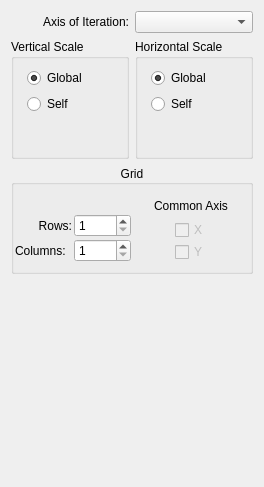
First picture: the form in code/plotms/GuiTabs/PlotMSIterateTab.ui, repository radio-astro/casa, before the edit.
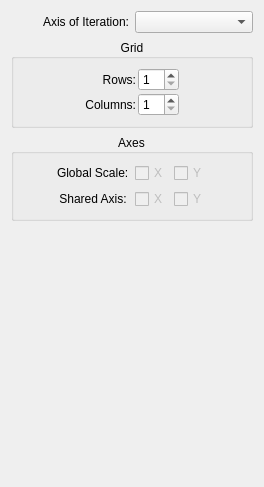
Second picture: the form after the edit.

Commit message: New Development: Yes/No             JIRA Issue: No.         Ready for Test: Yes      Interface Changes: Yes What Interface Changed: Support for external axis          Test Programs: List test programs   Put in Release Notes: No              Module(s): Plotms            Description: Fix of many C++ compiler warnings.  Preliminary work on common axes.

The edit to the form file:
```diff
--- a/code/plotms/GuiTabs/PlotMSIterateTab.ui
+++ b/code/plotms/GuiTabs/PlotMSIterateTab.ui
@@ -13,7 +13,7 @@
   <property name="windowTitle">
    <string>Form</string>
   </property>
-  <layout class="QVBoxLayout" name="verticalLayout_3">
+  <layout class="QVBoxLayout" name="verticalLayout">
    <item>
     <layout class="QHBoxLayout" name="horizontalLayout">
      <item>
@@ -38,124 +38,6 @@
      </item>
     </layout>
    </item>
-   <item>
-    <layout class="QHBoxLayout" name="horizontalLayout_2">
-     <item>
-      <widget class="QGroupBox" name="VertAxisSharingGroup">
-       <property name="enabled">
-        <bool>true</bool>
-       </property>
-       <property name="minimumSize">
-        <size>
-         <width>100</width>
-         <height>120</height>
-        </size>
-       </property>
-       <property name="toolTip">
-        <string>&lt;html&gt;&lt;head&gt;&lt;meta name=&quot;qrichtext&quot; content=&quot;1&quot; /&gt;&lt;style type=&quot;text/css&quot;&gt;
-p, li { white-space: pre-wrap; }
-&lt;/style&gt;&lt;/head&gt;&lt;body style=&quot; font-family:'Sans Serif'; font-size:9pt; font-weight:400; font-style:normal;&quot;&gt;
-&lt;p style=&quot; margin-top:0px; margin-bottom:0px; margin-left:0px; margin-right:0px; -qt-block-indent:0; text-indent:0px;&quot;&gt;Where to draw vertical axis tic marks - once on  the left for whole row, for each plot, ...&lt;/p&gt;&lt;/body&gt;&lt;/html&gt;</string>
-       </property>
-       <property name="title">
-        <string>Vertical Scale</string>
-       </property>
-       <layout class="QFormLayout" name="formLayout">
-        <item row="0" column="0">
-         <layout class="QVBoxLayout">
-          <property name="leftMargin">
-           <number>4</number>
-          </property>
-          <property name="bottomMargin">
-           <number>4</number>
-          </property>
-          <item>
-           <widget class="QRadioButton" name="VertAxisRadio_common">
-            <property name="enabled">
-             <bool>true</bool>
-            </property>
-            <property name="text">
-             <string>Global</string>
-            </property>
-            <property name="checked">
-             <bool>true</bool>
-            </property>
-            <property name="autoRepeat">
-             <bool>false</bool>
-            </property>
-           </widget>
-          </item>
-          <item>
-           <widget class="QRadioButton" name="VertAxisRadio_indiv">
-            <property name="enabled">
-             <bool>true</bool>
-            </property>
-            <property name="text">
-             <string>Self</string>
-            </property>
-           </widget>
-          </item>
-         </layout>
-        </item>
-       </layout>
-      </widget>
-     </item>
-     <item>
-      <widget class="QGroupBox" name="HorizAxisSharingGroup">
-       <property name="enabled">
-        <bool>true</bool>
-       </property>
-       <property name="minimumSize">
-        <size>
-         <width>100</width>
-         <height>120</height>
-        </size>
-       </property>
-       <property name="toolTip">
-        <string>&lt;html&gt;&lt;head&gt;&lt;meta name=&quot;qrichtext&quot; content=&quot;1&quot; /&gt;&lt;style type=&quot;text/css&quot;&gt;
-p, li { white-space: pre-wrap; }
-&lt;/style&gt;&lt;/head&gt;&lt;body style=&quot; font-family:'Sans Serif'; font-size:9pt; font-weight:400; font-style:normal;&quot;&gt;
-&lt;p style=&quot; margin-top:0px; margin-bottom:0px; margin-left:0px; margin-right:0px; -qt-block-indent:0; text-indent:0px;&quot;&gt;Where to draw horizontal axis tic marks - once on  the left for whole row, for each plot, ...&lt;/p&gt;&lt;/body&gt;&lt;/html&gt;</string>
-       </property>
-       <property name="title">
-        <string>Horizontal Scale</string>
-       </property>
-       <layout class="QFormLayout" name="formLayout_2">
-        <item row="0" column="0">
-         <layout class="QVBoxLayout">
-          <property name="leftMargin">
-           <number>4</number>
-          </property>
-          <item>
-           <widget class="QRadioButton" name="HorizAxisRadio_common">
-            <property name="text">
-             <string>Global</string>
-            </property>
-            <property name="checked">
-             <bool>true</bool>
-            </property>
-            <property name="autoRepeat">
-             <bool>false</bool>
-            </property>
-           </widget>
-          </item>
-          <item>
-           <widget class="QRadioButton" name="HorizAxisRadio_indiv">
-            <property name="enabled">
-             <bool>true</bool>
-            </property>
-            <property name="text">
-             <string>Self</string>
-            </property>
-           </widget>
-          </item>
-         </layout>
-        </item>
-       </layout>
-      </widget>
-     </item>
-    </layout>
-   </item>
    <item>
     <widget class="QGroupBox" name="gridGroupBox">
      <property name="title">
@@ -174,21 +56,21 @@
       <property name="rightMargin">
        <number>1</number>
       </property>
+      <item>
+       <spacer name="horizontalSpacer">
+        <property name="orientation">
+         <enum>Qt::Horizontal</enum>
+        </property>
+        <property name="sizeHint" stdset="0">
+         <size>
+          <width>40</width>
+          <height>20</height>
+         </size>
+        </property>
+       </spacer>
+      </item>
       <item>
        <layout class="QVBoxLayout" name="verticalLayout_2">
-        <item>
-         <spacer name="horizontalSpacer_2">
-          <property name="orientation">
-           <enum>Qt::Horizontal</enum>
-          </property>
-          <property name="sizeHint" stdset="0">
-           <size>
-            <width>40</width>
-            <height>20</height>
-           </size>
-          </property>
-         </spacer>
-        </item>
         <item>
          <layout class="QGridLayout" name="gridLayout">
           <item row="0" column="0">
@@ -234,6 +116,9 @@
             <property name="text">
              <string>Columns:</string>
             </property>
+            <property name="alignment">
+             <set>Qt::AlignRight|Qt::AlignTrailing|Qt::AlignVCenter</set>
+            </property>
            </widget>
           </item>
           <item row="1" column="1">
@@ -263,105 +148,123 @@
        </layout>
       </item>
       <item>
-       <layout class="QVBoxLayout" name="verticalLayout">
-        <item>
+       <spacer name="horizontalSpacer_2">
+        <property name="orientation">
+         <enum>Qt::Horizontal</enum>
+        </property>
+        <property name="sizeHint" stdset="0">
+         <size>
+          <width>40</width>
+          <height>20</height>
+         </size>
+        </property>
+       </spacer>
+      </item>
+     </layout>
+    </widget>
+   </item>
+   <item>
+    <widget class="QGroupBox" name="axisGroup">
+     <property name="title">
+      <string>Axes</string>
+     </property>
+     <property name="alignment">
+      <set>Qt::AlignCenter</set>
+     </property>
+     <layout class="QHBoxLayout" name="horizontalLayout_2">
+      <item>
+       <spacer name="horizontalSpacer_3">
+        <property name="orientation">
+         <enum>Qt::Horizontal</enum>
+        </property>
+        <property name="sizeHint" stdset="0">
+         <size>
+          <width>40</width>
+          <height>20</height>
+         </size>
+        </property>
+       </spacer>
+      </item>
+      <item>
+       <layout class="QGridLayout" name="gridLayout_2">
+        <item row="0" column="0">
+         <widget class="QLabel" name="globalAxisLabel">
+          <property name="text">
+           <string>Global Scale:</string>
+          </property>
+         </widget>
+        </item>
+        <item row="0" column="1">
+         <widget class="QCheckBox" name="globalXCheck">
+          <property name="enabled">
+           <bool>false</bool>
+          </property>
+          <property name="text">
+           <string>X</string>
+          </property>
+         </widget>
+        </item>
+        <item row="0" column="2">
+         <widget class="QCheckBox" name="globalYCheck">
+          <property name="enabled">
+           <bool>false</bool>
+          </property>
+          <property name="text">
+           <string>Y</string>
+          </property>
+         </widget>
+        </item>
+        <item row="1" column="0">
          <widget class="QLabel" name="commonAxisLabel">
           <property name="text">
-           <string>Common Axis</string>
+           <string>Shared Axis:</string>
           </property>
           <property name="alignment">
            <set>Qt::AlignCenter</set>
           </property>
          </widget>
         </item>
-        <item>
-         <layout class="QHBoxLayout" name="horizontalLayout_5">
-          <item>
-           <spacer name="horizontalSpacer">
-            <property name="orientation">
-             <enum>Qt::Horizontal</enum>
-            </property>
-            <property name="sizeHint" stdset="0">
-             <size>
-              <width>13</width>
-              <height>20</height>
-             </size>
-            </property>
-           </spacer>
-          </item>
-          <item>
-           <widget class="QCheckBox" name="sharedXCheck">
-            <property name="enabled">
-             <bool>false</bool>
-            </property>
-            <property name="toolTip">
-             <string>Indicate if multiple plots should use a common x-axis.</string>
-            </property>
-            <property name="text">
-             <string>X</string>
-            </property>
-           </widget>
-          </item>
-          <item>
-           <spacer name="horizontalSpacer_3">
-            <property name="orientation">
-             <enum>Qt::Horizontal</enum>
-            </property>
-            <property name="sizeHint" stdset="0">
-             <size>
-              <width>18</width>
-              <height>20</height>
-             </size>
-            </property>
-           </spacer>
-          </item>
-         </layout>
+        <item row="1" column="1">
+         <widget class="QCheckBox" name="sharedXCheck">
+          <property name="enabled">
+           <bool>false</bool>
+          </property>
+          <property name="toolTip">
+           <string>Indicate if multiple plots should use a common x-axis.</string>
+          </property>
+          <property name="text">
+           <string>X</string>
+          </property>
+         </widget>
         </item>
-        <item>
-         <layout class="QHBoxLayout" name="horizontalLayout_6">
-          <item>
-           <spacer name="horizontalSpacer_4">
-            <property name="orientation">
-             <enum>Qt::Horizontal</enum>
-            </property>
-            <property name="sizeHint" stdset="0">
-             <size>
-              <width>13</width>
-              <height>20</height>
-             </size>
-            </property>
-           </spacer>
-          </item>
-          <item>
-           <widget class="QCheckBox" name="sharedYCheck">
-            <property name="enabled">
-             <bool>false</bool>
-            </property>
-            <property name="toolTip">
-             <string>Indicate if multiple plots should share a common y-axis.</string>
-            </property>
-            <property name="text">
-             <string>Y</string>
-            </property>
-           </widget>
-          </item>
-          <item>
-           <spacer name="horizontalSpacer_5">
-            <property name="orientation">
-             <enum>Qt::Horizontal</enum>
-            </property>
-            <property name="sizeHint" stdset="0">
-             <size>
-              <width>13</width>
-              <height>20</height>
-             </size>
-            </property>
-           </spacer>
-          </item>
-         </layout>
+        <item row="1" column="2">
+         <widget class="QCheckBox" name="sharedYCheck">
+          <property name="enabled">
+           <bool>false</bool>
+          </property>
+          <property name="toolTip">
+           <string>Indicate if multiple plots should share a common y-axis.</string>
+          </property>
+          <property name="text">
+           <string>Y</string>
+          </property>
+         </widget>
         </item>
        </layout>
       </item>
+      <item>
+       <spacer name="horizontalSpacer_4">
+        <property name="orientation">
+         <enum>Qt::Horizontal</enum>
+        </property>
+        <property name="sizeHint" stdset="0">
+         <size>
+          <width>40</width>
+          <height>20</height>
+         </size>
+        </property>
+       </spacer>
+      </item>
      </layout>
     </widget>
    </item>
```
The commit also changes 39 other files.
